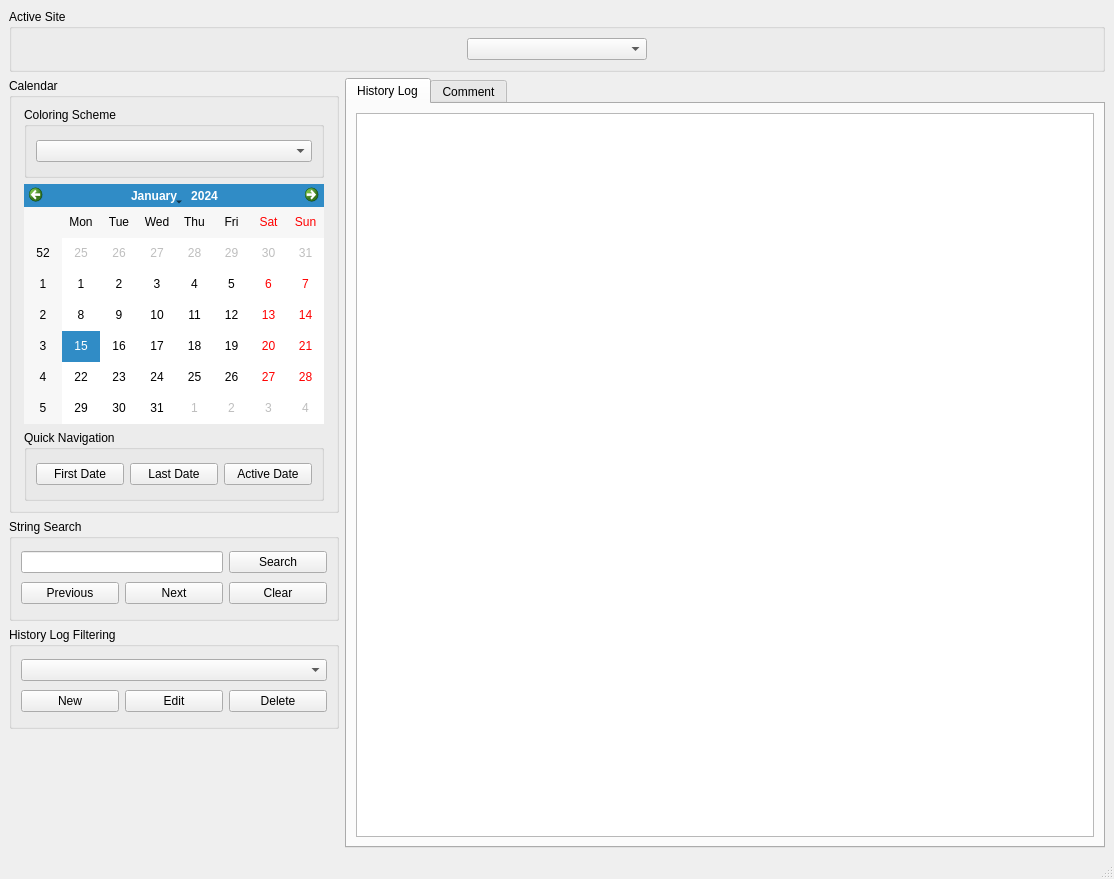
This is resources/ui_mainwindow.ui in komministern/gca_analysis_tool as Qt 5 draws it before an edit. The edited form follows.
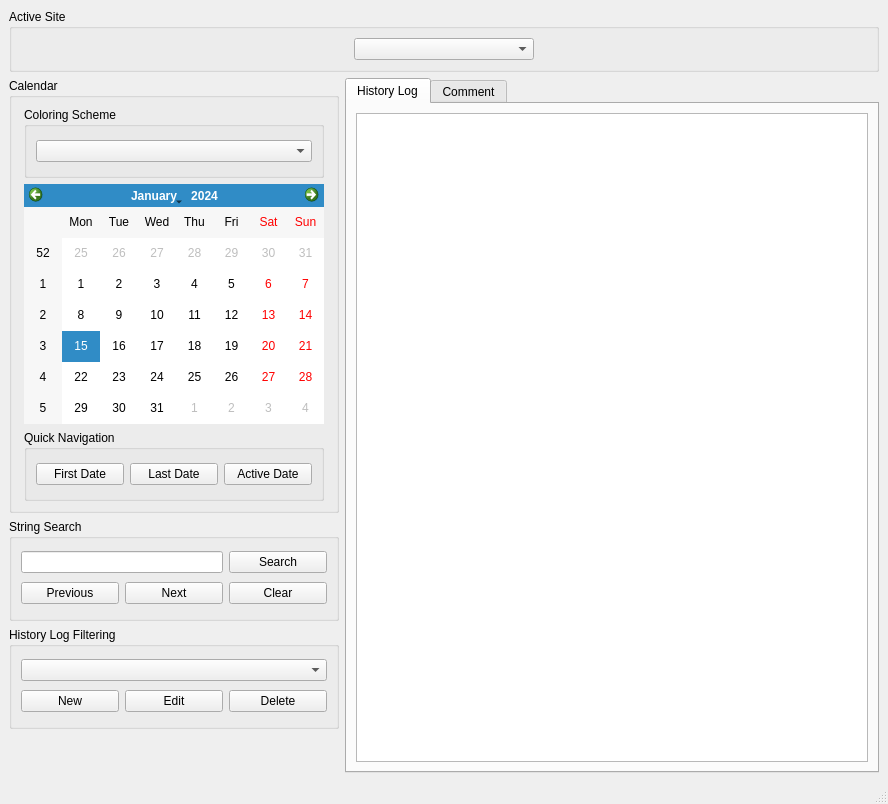
This is the edited form.

```diff
--- a/resources/ui_mainwindow.ui
+++ b/resources/ui_mainwindow.ui
@@ -6,10 +6,16 @@
    <rect>
     <x>0</x>
     <y>0</y>
-    <width>1114</width>
-    <height>879</height>
+    <width>888</width>
+    <height>804</height>
    </rect>
   </property>
+  <property name="minimumSize">
+   <size>
+    <width>888</width>
+    <height>804</height>
+   </size>
+  </property>
   <property name="windowTitle">
    <string>GCA Analysis Tool</string>
   </property>
```
Left out of the diff: 16 changed lines with no effect on the pictures.
